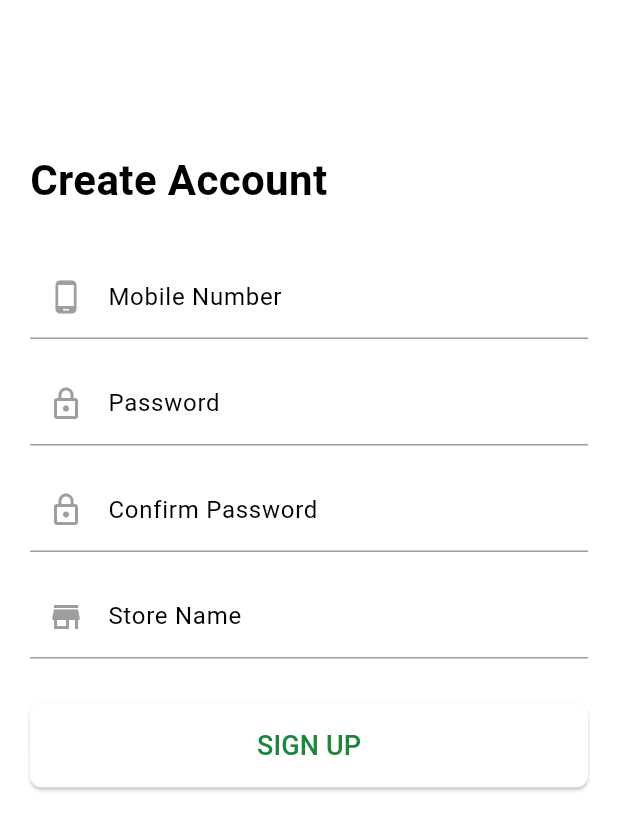
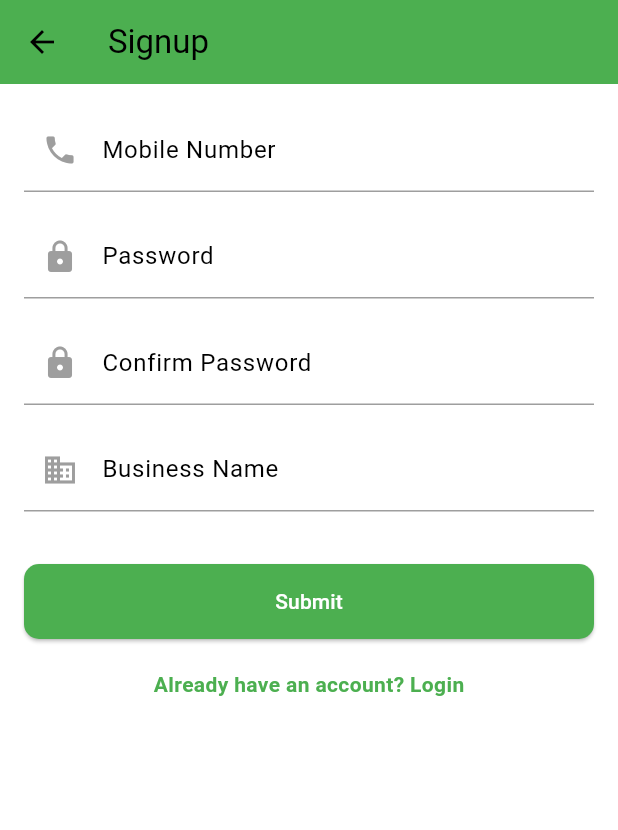
Before and after one commit to khuram2025/cstore_flutter_firebase, a Flutter app: the SignupPage screen opened directly, on a phone screen of 412 x 824 dp. Shown: the top 830 px of the screen. Run offline on Flutter 3.47's test engine with Material 3 defaults, Android fonts, the light colour scheme and no system bars; our stand-ins replace font_awesome_flutter.

Commit message:
login & Sighnup

```diff
--- a/lib/main.dart
+++ b/lib/main.dart
@@ -1,9 +1,11 @@
 import 'package:flutter/material.dart';
 import 'package:flutter/services.dart';
 import 'package:provider/provider.dart';
+import 'package:redesign_okcredit/screens/authetication/login.dart';
 
 import './app_imports.dart';
 import 'pages/ledger/customer/customerDetail.dart';
+import 'screens/authetication/sighun.dart';
 
 void main() {
   SystemChrome.setSystemUIOverlayStyle(const SystemUiOverlayStyle(
@@ -42,6 +44,9 @@ class MyApp extends StatelessWidget {
           HelpPage.id: (context) => const HelpPage(),
           SharePage.id: (context) => const SharePage(),
           FindDefaulterPage.id: (context) => const FindDefaulterPage(),
+          LoginPage.id: (context) =>  LoginPage(), // Add the Login page route
+          SignupPage.id: (context) =>  SignupPage(), // Add the Signup page route
+
         },
       ),
     );
--- a/lib/pages/settings.dart
+++ b/lib/pages/settings.dart
@@ -3,6 +3,8 @@ import 'package:provider/provider.dart';
 
 import '../constants.dart';
 import '../model/data.dart';
+import '../screens/authetication/login.dart';
+import '../screens/authetication/sighun.dart';
 import './settings/help.dart';
 import './settings/share.dart';
 import './settings/backup.dart';
@@ -192,6 +194,22 @@ class SettingsPage extends StatelessWidget {
                             icon: Icons.share,
                             title: 'Share',
                           ),
+                          SettingTile(
+                            onTap: () => Navigator.pushNamed(
+                              context,
+                              LoginPage.id, // Replace with the ID or route name of your login page
+                            ),
+                            icon: Icons.login,
+                            title: 'Login',
+                          ),
+                          SettingTile(
+                            onTap: () => Navigator.pushNamed(
+                              context,
+                              SignupPage.id, // Replace with the ID or route name of your signup page
+                            ),
+                            icon: Icons.app_registration,
+                            title: 'Signup',
+                          ),
                         ],
                       ),
                     ),
--- a/lib/screens/authetication/sighun.dart
+++ b/lib/screens/authetication/sighun.dart
@@ -1,76 +1,58 @@
 import 'package:flutter/material.dart';
-import 'package:flutter/services.dart';
 
-class SignupPage extends StatelessWidget {
+class SignupPage extends StatefulWidget {
+  static const String id = 'signup_page'; // Add this line
+  @override
+  _SignupPageState createState() => _SignupPageState();
+}
+
+class _SignupPageState extends State<SignupPage> {
+  final TextEditingController _mobileNumberController = TextEditingController();
+  final TextEditingController _passwordController = TextEditingController();
+  final TextEditingController _confirmPasswordController = TextEditingController();
+  final TextEditingController _businessNameController = TextEditingController();
+
   @override
   Widget build(BuildContext context) {
     return Scaffold(
+      appBar: AppBar(
+        title: Text('Signup'),
+        backgroundColor: Colors.green,
+      ),
       body: SingleChildScrollView(
-        child: Container(
-          padding: EdgeInsets.all(20),
+        child: Padding(
+          padding: EdgeInsets.all(16),
           child: Column(
-            crossAxisAlignment: CrossAxisAlignment.start,
+            crossAxisAlignment: CrossAxisAlignment.stretch,
             children: <Widget>[
-              SizedBox(height: 80),
-              Text(
-                'Create Account',
-                style: TextStyle(
-                  fontSize: 28,
-                  fontWeight: FontWeight.bold,
+              _buildTextField(_mobileNumberController, 'Mobile Number', false, Icons.phone),
+              _buildTextField(_passwordController, 'Password', true, Icons.lock),
+              _buildTextField(_confirmPasswordController, 'Confirm Password', true, Icons.lock),
+              _buildTextField(_businessNameController, 'Business Name', false, Icons.business),
+              SizedBox(height: 20),
+              ElevatedButton(
+                child: Text('Submit', style: TextStyle(color: Colors.white)),
+                onPressed: () {
+                  // Submit logic
+                },
+                style: ElevatedButton.styleFrom(
+                  primary: Colors.green,
+                  padding: EdgeInsets.symmetric(vertical: 15),
+                  shape: RoundedRectangleBorder(
+                    borderRadius: BorderRadius.circular(10),
+                  ),
                 ),
               ),
-              SizedBox(height: 30),
-              TextFormField(
-                decoration: InputDecoration(
-                  labelText: 'Mobile Number',
-                  border: OutlineInputBorder(),
-                  prefixIcon: Icon(Icons.phone_android),
-                ),
-                keyboardType: TextInputType.phone,
-              ),
-              SizedBox(height: 15),
-              TextFormField(
-                decoration: InputDecoration(
-                  labelText: 'Password',
-                  border: OutlineInputBorder(),
-                  prefixIcon: Icon(Icons.lock_outline),
-                ),
-                obscureText: true,
-              ),
-              SizedBox(height: 15),
-              TextFormField(
-                decoration: InputDecoration(
-                  labelText: 'Confirm Password',
-                  border: OutlineInputBorder(),
-                  prefixIcon: Icon(Icons.lock_outline),
-                ),
-                obscureText: true,
-              ),
-              SizedBox(height: 15),
-              TextFormField(
-                decoration: InputDecoration(
-                  labelText: 'Store Name',
-                  border: OutlineInputBorder(),
-                  prefixIcon: Icon(Icons.store),
-                ),
-              ),
-              SizedBox(height: 30),
-              SizedBox(
-                width: double.infinity,
-                child: ElevatedButton(
+              SizedBox(height: 20),
+              Center(
+                child: GestureDetector(
+                  onTap: () {
+                    // Navigate to login page
+                  },
                   child: Text(
-                    'SIGN UP',
-                    style: TextStyle(fontSize: 18),
+                    'Already have an account? Login',
+                    style: TextStyle(color: Colors.green, fontWeight: FontWeight.bold),
                   ),
-                  style: ElevatedButton.styleFrom(
-                    padding: EdgeInsets.symmetric(vertical: 15),
-                    shape: RoundedRectangleBorder(
-                      borderRadius: BorderRadius.circular(8),
-                    ),
-                  ),
-                  onPressed: () {
-                    // Signup logic here
-                  },
                 ),
               ),
             ],
@@ -79,4 +61,21 @@ class SignupPage extends StatelessWidget {
       ),
     );
   }
+
+  Widget _buildTextField(TextEditingController controller, String label, bool obscureText, IconData icon) {
+    return Padding(
+      padding: const EdgeInsets.only(bottom: 15),
+      child: TextField(
+        controller: controller,
+        obscureText: obscureText,
+        decoration: InputDecoration(
+          labelText: label,
+          prefixIcon: Icon(icon),
+          border: OutlineInputBorder(
+            borderRadius: BorderRadius.circular(10),
+          ),
+        ),
+      ),
+    );
+  }
 }
```
Also changed, not shown: lib/pages/ledger/addTransaction.dart (+120 -73 lines), lib/screens/authetication/login.dart (+64 -74 lines), 1 other file.
